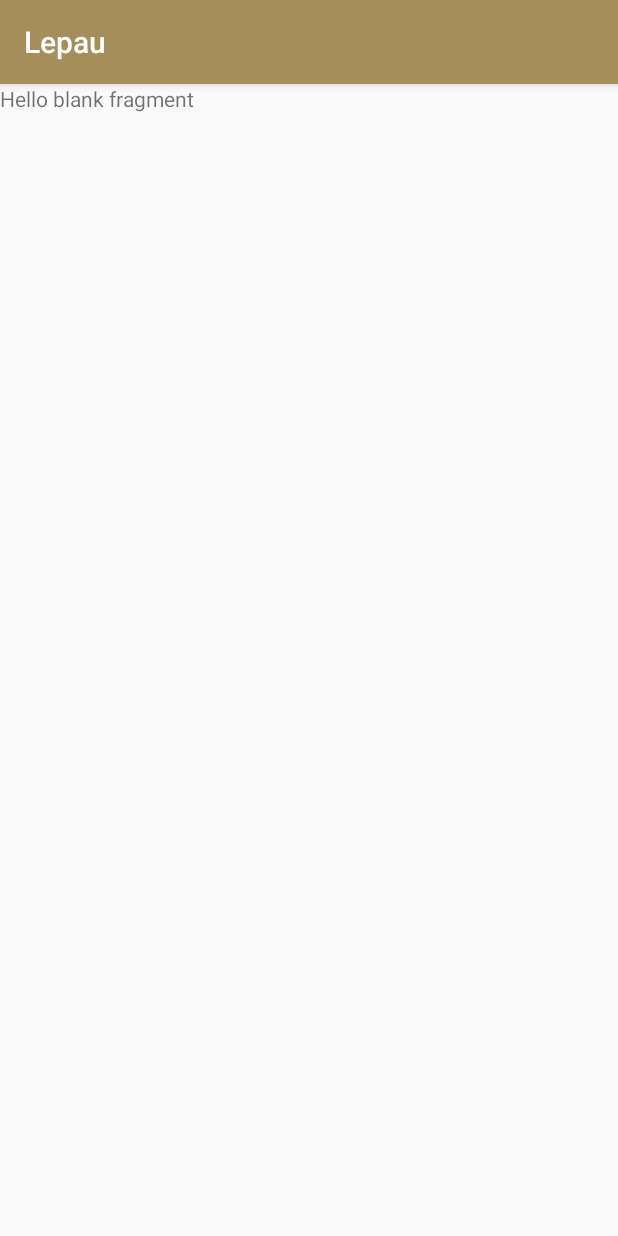
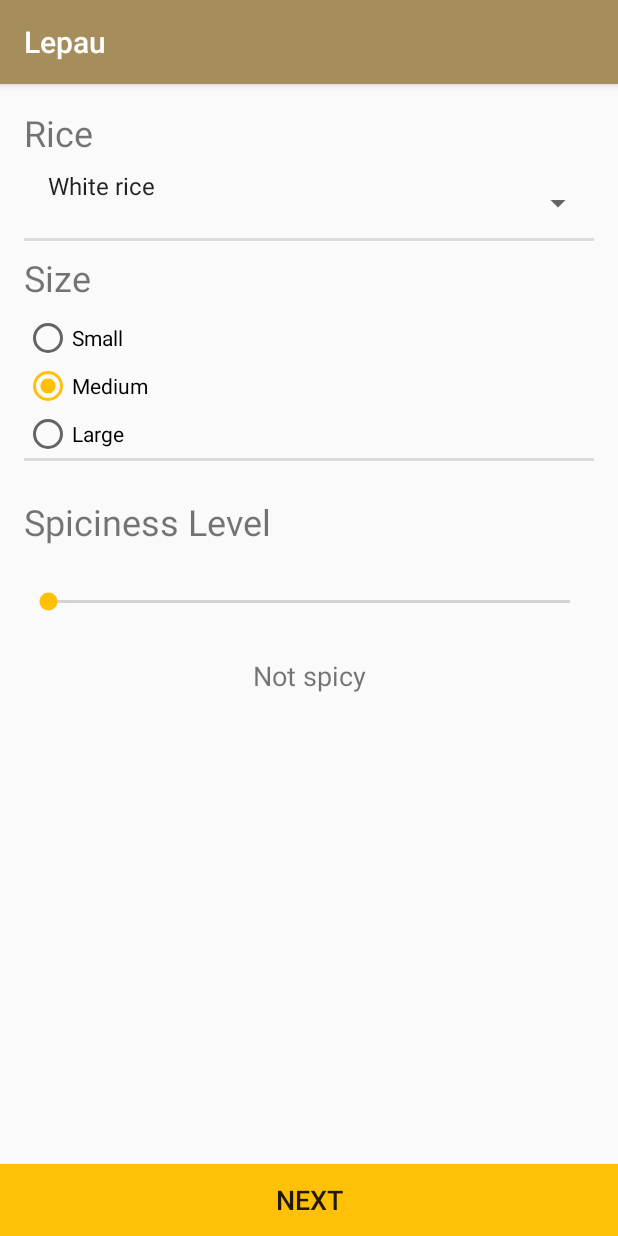
Before and after one commit to holylovenia/lepau, an Android app: the fragment SpecialOrderBaseFragment shown on its own in the app's theme, on a phone screen of 412 x 824 dp. Run offline under Robolectric (Android 15) with nearby library versions, the phone set to English and light mode, and no system bars.

Commit message:
Added layout for special-order-base

```diff
--- a/app/build.gradle
+++ b/app/build.gradle
@@ -5,7 +5,7 @@ android {
     buildToolsVersion "26.0.1"
     defaultConfig {
         applicationId "com.kami.lepau"
-        minSdkVersion 15
+        minSdkVersion 23
         targetSdkVersion 25
         versionCode 1
         versionName "1.0"
--- a/app/src/main/AndroidManifest.xml
+++ b/app/src/main/AndroidManifest.xml
@@ -19,7 +19,7 @@
         <activity
             android:name=".SpecialOrderActivity"
             android:label="@string/title_activity_special_order"
-            android:theme="@style/AppTheme.NoActionBar"></activity>
+            android:theme="@style/AppTheme.NoActionBar"/>
     </application>
 
 </manifest>
--- a/app/src/main/java/com/kami/lepau/SpecialOrderActivity.java
+++ b/app/src/main/java/com/kami/lepau/SpecialOrderActivity.java
@@ -44,15 +44,6 @@ public class SpecialOrderActivity extends AppCompatActivity {
 
         TabLayout tabLayout = (TabLayout) findViewById(R.id.tabs);
         tabLayout.setupWithViewPager(mViewPager);
-
-        FloatingActionButton fab = (FloatingActionButton) findViewById(R.id.fab);
-        fab.setOnClickListener(new View.OnClickListener() {
-            @Override
-            public void onClick(View view) {
-                Snackbar.make(view, "Replace with your own action", Snackbar.LENGTH_LONG)
-                        .setAction("Action", null).show();
-            }
-        });
 
     }
 
--- a/app/src/main/res/layout/activity_main.xml
+++ b/app/src/main/res/layout/activity_main.xml
@@ -4,7 +4,7 @@
     xmlns:tools="http://schemas.android.com/tools"
     android:layout_width="match_parent"
     android:layout_height="match_parent"
-    tools:context="com.kami.lepau.lepau.MainActivity">
+    tools:context="com.kami.lepau.MainActivity">
 
     <TextView
         android:layout_width="wrap_content"
--- a/app/src/main/res/layout/activity_special_order.xml
+++ b/app/src/main/res/layout/activity_special_order.xml
@@ -38,12 +38,4 @@
         android:layout_height="match_parent"
         app:layout_behavior="@string/appbar_scrolling_view_behavior" />
 
-    <android.support.design.widget.FloatingActionButton
-        android:id="@+id/fab"
-        android:layout_width="wrap_content"
-        android:layout_height="wrap_content"
-        android:layout_gravity="end|bottom"
-        android:layout_margin="@dimen/fab_margin"
-        app:srcCompat="@android:drawable/ic_dialog_email" />
-
 </android.support.design.widget.CoordinatorLayout>
--- a/app/src/main/res/layout/fragment_special_order_base.xml
+++ b/app/src/main/res/layout/fragment_special_order_base.xml
@@ -1,13 +1,111 @@
-<FrameLayout xmlns:android="http://schemas.android.com/apk/res/android"
+<RelativeLayout xmlns:android="http://schemas.android.com/apk/res/android"
     xmlns:tools="http://schemas.android.com/tools"
     android:layout_width="match_parent"
     android:layout_height="match_parent"
     tools:context="com.kami.lepau.SpecialOrderBaseFragment">
 
-    <!-- TODO: Update blank fragment layout -->
-    <TextView
+    <ScrollView
+        android:id="@+id/so_base_scroll"
         android:layout_width="match_parent"
-        android:layout_height="match_parent"
-        android:text="@string/hello_blank_fragment" />
+        android:layout_height="wrap_content"
+        android:layout_marginTop="@dimen/activity_vertical_margin"
+        android:layout_marginStart="@dimen/activity_horizontal_margin"
+        android:layout_marginEnd="@dimen/activity_horizontal_margin">
 
-</FrameLayout>
+        <LinearLayout
+            android:layout_width="match_parent"
+            android:layout_height="wrap_content"
+            android:orientation="vertical">
+
+            <TextView
+                android:layout_width="match_parent"
+                android:layout_height="wrap_content"
+                android:paddingBottom="8dp"
+                android:textSize="24sp"
+                android:text="@string/so_rice"/>
+
+            <Spinner
+                android:id="@+id/so_base_spinner"
+                android:layout_width="fill_parent"
+                android:paddingBottom="24dp"
+                android:prompt="@string/so_spinner_prompt"
+                android:entries="@array/soSpinnerRiceItems"
+                style="@style/LepauSpinner"
+                android:layout_height="wrap_content" />
+
+            <View style="@style/LepauDivider"/>
+
+            <TextView
+                android:layout_width="match_parent"
+                android:layout_height="wrap_content"
+                android:paddingTop="8dp"
+                android:paddingBottom="8dp"
+                android:textSize="24sp"
+                android:text="@string/so_size"/>
+
+            <RadioGroup
+                android:id="@+id/so_base_radio"
+                android:layout_width="match_parent"
+                android:layout_height="wrap_content">
+
+                <RadioButton
+                    android:id="@+id/so_base_radio_small"
+                    android:layout_width="match_parent"
+                    android:layout_height="wrap_content"
+                    android:text="@string/so_small"/>
+
+                <RadioButton
+                    android:id="@+id/so_base_radio_medium"
+                    android:layout_width="wrap_content"
+                    android:layout_height="wrap_content"
+                    android:text="@string/so_medium"
+                    android:checked="true"/>
+
+                <RadioButton
+                    android:id="@+id/so_base_radio_large"
+                    android:layout_width="wrap_content"
+                    android:layout_height="wrap_content"
+                    android:text="@string/so_large"/>
+
+            </RadioGroup>
+
+            <View style="@style/LepauDivider"/>
+
+            <TextView
+                android:layout_width="match_parent"
+                android:layout_height="wrap_content"
+                android:paddingTop="24dp"
+                android:paddingBottom="8dp"
+                android:textSize="24sp"
+                android:text="@string/so_spiciness"/>
+
+            <SeekBar
+                android:id="@+id/so_base_seekbar"
+                android:layout_width="match_parent"
+                android:layout_height="wrap_content"
+                android:padding="20dp"
+                android:max="100"/>
+
+            <TextView
+                android:layout_width="match_parent"
+                android:layout_height="match_parent"
+                android:paddingTop="8dp"
+                android:text="@string/so_spiciness_default"
+                android:textSize="18sp"
+                android:textAlignment="center"/>
+
+        </LinearLayout>
+
+    </ScrollView>
+
+    <Button
+        android:id="@+id/so_base_next"
+        android:layout_width="fill_parent"
+        android:layout_height="wrap_content"
+        style="@style/Widget.AppCompat.Button.Borderless"
+        android:background="@color/gold"
+        android:textSize="18sp"
+        android:text="@string/so_next"
+        android:layout_alignParentBottom="true"/>
+
+</RelativeLayout>
--- /dev/null
+++ b/app/src/main/res/values/arrays.xml
@@ -0,0 +1,9 @@
+<?xml version="1.0" encoding="utf-8"?>
+<resources>
+    <string-array name="soSpinnerRiceItems">
+        <item>White rice</item>
+        <item>Brown rice</item>
+        <item>Sticky rice</item>
+        <item>Jasmine rice</item>
+    </string-array>
+</resources>
--- a/app/src/main/res/values/strings.xml
+++ b/app/src/main/res/values/strings.xml
@@ -6,4 +6,16 @@
 
     <!-- TODO: Remove or change this placeholder text -->
     <string name="hello_blank_fragment">Hello blank fragment</string>
+
+    <!-- Special Order -->
+    <string name="so_next">Next</string>
+    <string name="so_finish">Add to Order</string>
+    <string name="so_rice">Rice</string>
+    <string name="so_spinner_prompt">Choose rice type</string>
+    <string name="so_size">Size</string>
+    <string name="so_small">Small</string>
+    <string name="so_medium">Medium</string>
+    <string name="so_large">Large</string>
+    <string name="so_spiciness">Spiciness Level</string>
+    <string name="so_spiciness_default">Not spicy</string>
 </resources>
--- a/app/src/main/res/values/styles.xml
+++ b/app/src/main/res/values/styles.xml
@@ -17,4 +17,19 @@
 
     <style name="AppTheme.PopupOverlay" parent="ThemeOverlay.AppCompat.Light" />
 
+    <style name="LepauButton">
+        <item name="android:colorButtonNormal">@color/gold</item>
+    </style>
+
+    <style name="LepauDivider">
+        <item name="android:layout_width">match_parent</item>
+        <item name="android:layout_height">2dp</item>
+        <item name="android:background">?android:attr/listDivider</item>
+    </style>
+
+    <style name="LepauSpinner" parent="@android:style/Widget.Holo.DropDownItem.Spinner">
+        <item name="android:textSize">18sp</item>
+        <item name="android:gravity">center_vertical</item>
+    </style>
+
 </resources>
```
